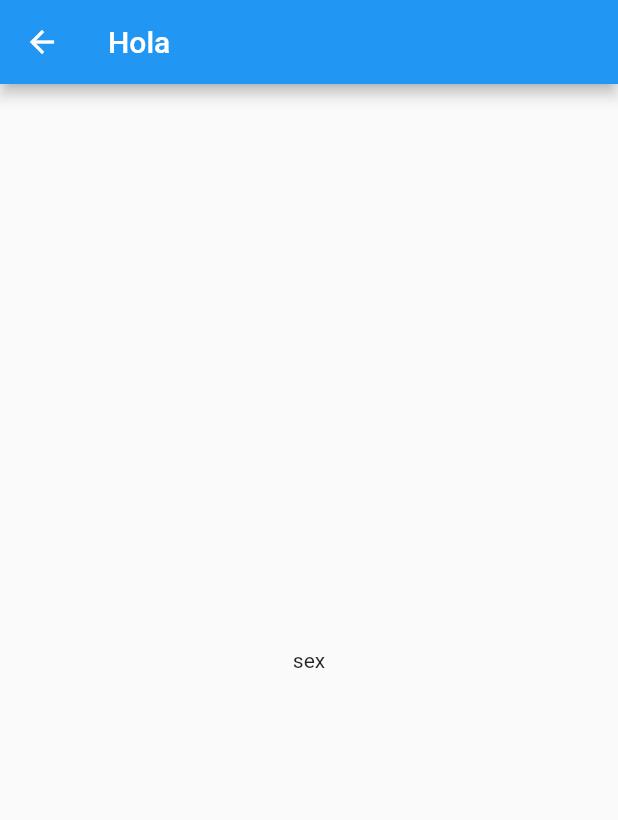
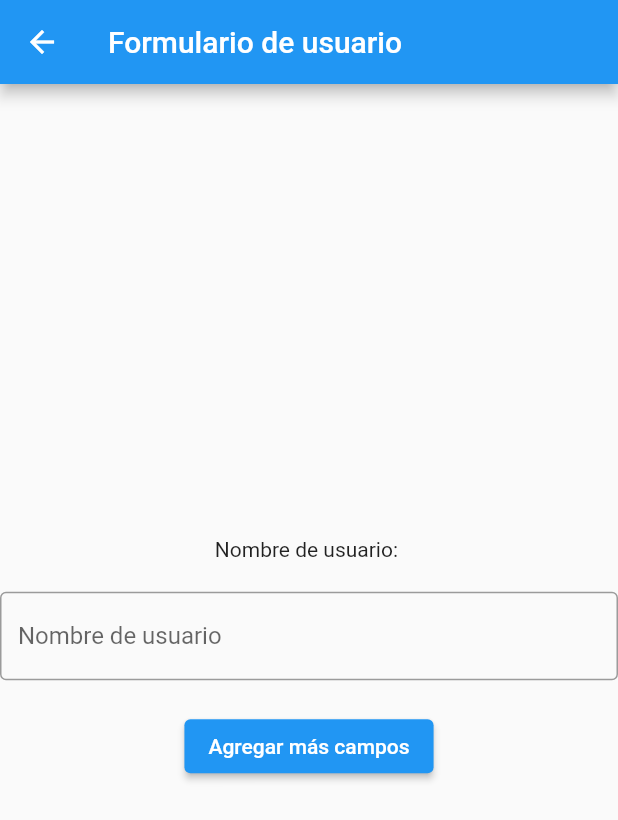
Before and after one commit to AleFlores15/Flutter-To-Do-List, a Flutter app: the screen it shows after launch, after a tap on "Login", on a phone screen of 412 x 824 dp. Shown: the top 820 px of the screen. Run offline on Flutter 3.47's test engine with Material 2 defaults, Android fonts, the phone set to English and light mode, and no system bars; our stand-ins replace flutter_bloc.

Commit message:
home created

```diff
--- a/lib/screens/home.dart
+++ b/lib/screens/home.dart
@@ -1,14 +1,74 @@
 import 'package:flutter/material.dart';
-class HomeScreen extends StatelessWidget {
+import 'package:flutter_bloc/flutter_bloc.dart';
 
+// 1. Definir el estado
+class UsernameFormState {
+  final String username;
 
-  // This widget is the root of your application.
+  UsernameFormState({required this.username});
+}
+
+// 2. Crear el Cubit
+class UsernameFormCubit extends Cubit<UsernameFormState> {
+  UsernameFormCubit() : super(UsernameFormState(username: ''));
+
+  void setUsername(String username) {
+    final currentState = state;
+    final newState = UsernameFormState(username: username);
+    emit(newState);
+  }
+}
+
+// 3. Construir la interfaz de usuario
+class UsernameForm extends StatelessWidget {
   @override
   Widget build(BuildContext context) {
-    return Scaffold(
-      appBar: AppBar(title: Text("Hola")),
-      body: Center(child: Text("sex")),
-
+    return BlocProvider(
+      create: (_) => UsernameFormCubit(),
+      child: BlocBuilder<UsernameFormCubit, UsernameFormState>(
+        builder: (context, state) {
+          return Scaffold(
+            appBar: AppBar(
+              title: Text('Formulario de usuario'),
+            ),
+            body: Center(
+              child: Column(
+                mainAxisAlignment: MainAxisAlignment.center,
+                children: [
+                  Text('Nombre de usuario: ${state.username}'),
+                  SizedBox(height: 20),
+                  TextField(
+                    decoration: InputDecoration(
+                      border: OutlineInputBorder(),
+                      labelText: 'Nombre de usuario',
+                    ),
+                    onChanged: (value) {
+                      context.read<UsernameFormCubit>().setUsername(value);
+                    },
+                  ),
+                  SizedBox(height: 20),
+                  ElevatedButton(
+                    onPressed: () {
+                      // 4. Agregar más campos
+                      // Aquí se puede agregar lógica para agregar más campos
+                    },
+                    child: Text('Agregar más campos'),
+                  ),
+                ],
+              ),
+            ),
+          );
+        },
+      ),
     );
   }
 }
+
+void main() {
+  runApp(
+    MaterialApp(
+      title: 'Formulario de usuario',
+      home: UsernameForm(),
+    ),
+  );
+}
--- a/lib/screens/login.dart
+++ b/lib/screens/login.dart
@@ -55,7 +55,7 @@ class LoginScreen extends StatelessWidget {
                   ),
                   SizedBox(height:15),
                   ElevatedButton(onPressed: () {
-                    Navigator.push(context, MaterialPageRoute(builder: (context) => HomeScreen() ));} ,child: Text("Login", style: TextStyle(fontSize: 20))),
+                    Navigator.push(context, MaterialPageRoute(builder: (context) => UsernameForm() ));} ,child: Text("Login", style: TextStyle(fontSize: 20))),
                   SizedBox(height:15),
                   Row(
 
--- a/pubspec.yaml
+++ b/pubspec.yaml
@@ -31,6 +31,7 @@ environment:
 dependencies:
   flutter:
     sdk: flutter
+  flutter_bloc: ^8.0.0
 
 
   # The following adds the Cupertino Icons font to your application.
```
Also changed, not shown: pubspec.lock.
